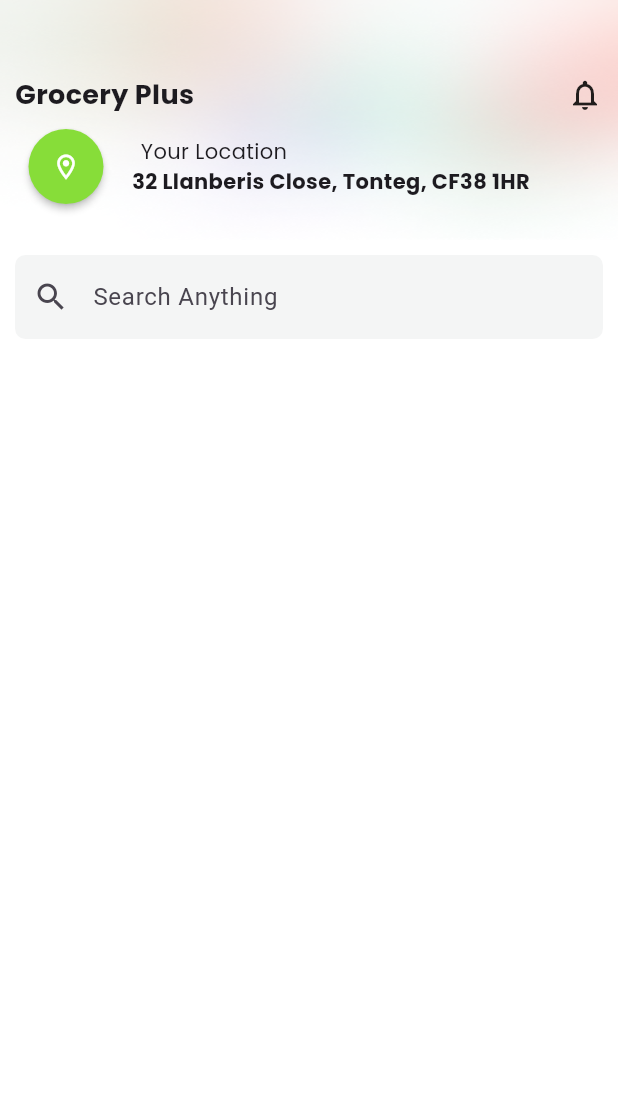
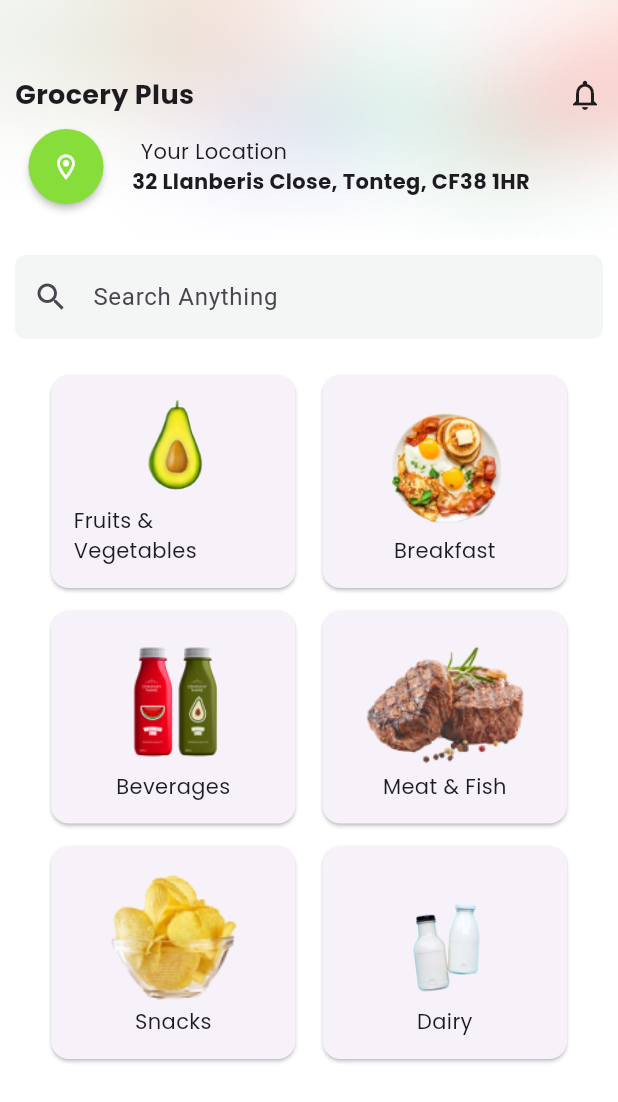
Before and after one commit to talhahkhann/GroceryApp, a Flutter app: the screen it shows after launch, on a phone screen of 412 x 824 dp. Shown: the top 1102 px of the screen. Run offline on Flutter 3.47's test engine with Material 3 defaults, Android fonts, the phone set to English and light mode, and no system bars; our stand-ins replace google_fonts.

Commit message:
new commit

```diff
--- /dev/null
+++ b/lib/model/product_data.dart
@@ -0,0 +1,8 @@
+import 'package:flutter/material.dart';
+
+class Data {
+  String image;
+  String text;
+
+  Data({required this.image, required this.text});
+}
--- a/lib/screens/home_screen.dart
+++ b/lib/screens/home_screen.dart
@@ -1,6 +1,6 @@
 import 'package:flutter/material.dart';
 import 'package:google_fonts/google_fonts.dart';
-import 'package:grocery_app/widgets/background_shade.dart';
+import 'package:grocery_app/widgets/product_card.dart';
 
 class Home_Screen extends StatelessWidget {
   const Home_Screen({super.key});
@@ -9,7 +9,8 @@ class Home_Screen extends StatelessWidget {
   Widget build(BuildContext context) {
     return Scaffold(
         backgroundColor: Color.fromRGBO(255, 255, 255, 1),
-        body: Column(children: [
+        body: SingleChildScrollView(
+          child: Column(children: [
             SizedBox(
               height: 160,
               child: Stack(
@@ -33,7 +34,8 @@ class Home_Screen extends StatelessWidget {
                               "Grocery Plus",
                               style: GoogleFonts.poppins(
                                   textStyle: TextStyle(
-                                    fontWeight: FontWeight.bold, fontSize: 18)),
+                                      fontWeight: FontWeight.bold,
+                                      fontSize: 18)),
                             ),
                             Icon(Icons.notifications_outlined),
                           ],
@@ -95,6 +97,11 @@ class Home_Screen extends StatelessWidget {
                 ),
               ),
             ),
-        ]));
+            SizedBox(
+              height: 10,
+            ),
+            Product_Card(),
+          ]),
+        ));
   }
 }
--- /dev/null
+++ b/lib/widgets/product_card.dart
@@ -0,0 +1,57 @@
+import 'package:flutter/material.dart';
+import 'package:google_fonts/google_fonts.dart';
+import 'package:grocery_app/model/product_data.dart';
+
+class Product_Card extends StatelessWidget {
+  final List _photos = [
+    Data(image: "assets/images/fruit_pear.png", text: "Fruits & Vegetables"),
+    Data(image: "assets/images/Breakfast.png", text: "Breakfast"),
+    Data(image: "assets/images/Beverages.png", text: "Beverages"),
+    Data(image: "assets/images/meat_fish.png", text: "Meat & Fish"),
+    Data(image: "assets/images/snacks.png", text: "Snacks"),
+    Data(image: "assets/images/diary.png", text: "Dairy"),
+  ];
+
+  @override
+  Widget build(BuildContext context) {
+    return Center(
+      child: GridView.builder(
+        physics: ScrollPhysics(),
+        shrinkWrap: true,
+        padding: const EdgeInsets.symmetric(horizontal: 30),
+        itemCount: _photos.length,
+        itemBuilder: (ctx, index) {
+          return Card(
+            child: Container(
+              height: 290,
+              decoration:
+                  BoxDecoration(borderRadius: BorderRadius.circular(20)),
+              margin: EdgeInsets.all(5),
+              padding: EdgeInsets.all(10),
+              child: Stack(
+                children: [
+                  Column(
+                    crossAxisAlignment: CrossAxisAlignment.stretch,
+                    children: [
+                      Expanded(child: Image.asset(_photos[index].image)),
+                      Center(
+                          child: Text(_photos[index].text,
+                              style: GoogleFonts.poppins())),
+                    ],
+                  ),
+                ],
+              ),
+            ),
+          );
+        },
+        gridDelegate: SliverGridDelegateWithFixedCrossAxisCount(
+          crossAxisCount: 2,
+          childAspectRatio: 1.0,
+          crossAxisSpacing: 10.0,
+          mainAxisSpacing: 7,
+          mainAxisExtent: 150,
+        ),
+      ),
+    );
+  }
+}
```
Also changed, not shown: assets/images/Beverages.png (added), assets/images/Breakfast.png (added), assets/images/diary.png (added), assets/images/fruit_pear.png (added), assets/images/meat_fish.png (added), assets/images/snacks.png (added). Lines whose indentation alone changed are shown as unchanged.
